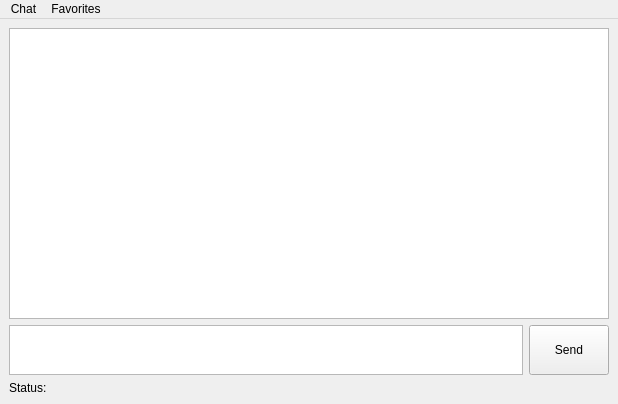
The window that client/client.ui (timoxa0/CryptoChat) describes before a commit, drawn with Qt 5.
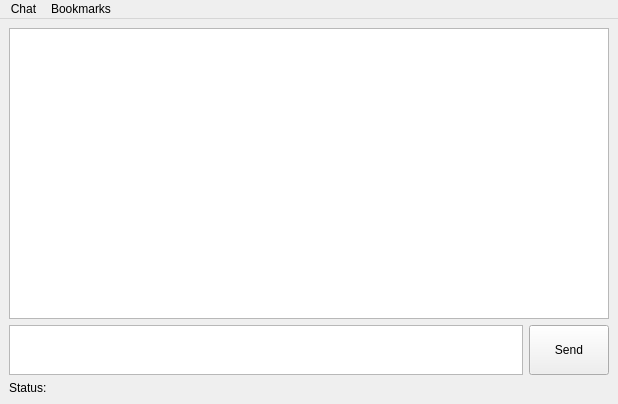
The same window after the commit.

Commit message: Bookmark functionality

```diff
--- a/client/client.ui
+++ b/client/client.ui
@@ -97,7 +97,7 @@
    </widget>
    <widget class="QMenu" name="menuFavorites">
     <property name="title">
-     <string>Favorites</string>
+     <string>Bookmarks</string>
     </property>
     <addaction name="actionAdd"/>
     <addaction name="actionRemove"/>
```
The commit also changes 10 other files.
